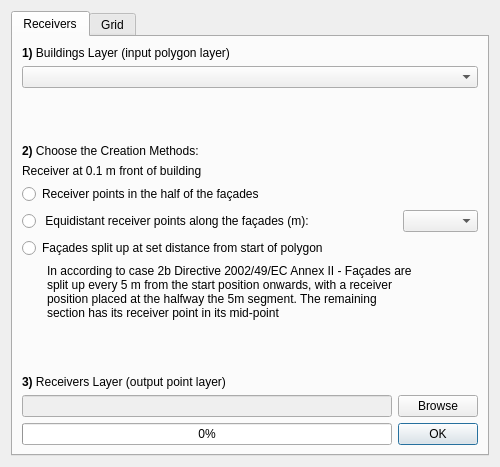
Qt form tools/ui_CreateReceiverPoints.ui (pierluigiderosa/openoise) before a commit.
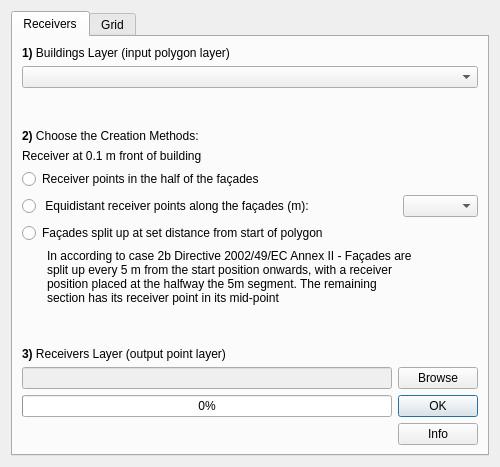
The same form after that commit. The open tabs and pages were chosen to show the change. Custom widgets are drawn as their Qt base class.

```diff
--- a/tools/ui_CreateReceiverPoints.ui
+++ b/tools/ui_CreateReceiverPoints.ui
@@ -269,6 +269,36 @@
          </item>
         </layout>
        </item>
+       <item>
+        <layout class="QHBoxLayout" name="horizontalLayout_5">
+         <property name="topMargin">
+          <number>0</number>
+         </property>
+         <property name="bottomMargin">
+          <number>0</number>
+         </property>
+         <item>
+          <spacer name="horizontalSpacer">
+           <property name="orientation">
+            <enum>Qt::Horizontal</enum>
+           </property>
+           <property name="sizeHint" stdset="0">
+            <size>
+             <width>40</width>
+             <height>20</height>
+            </size>
+           </property>
+          </spacer>
+         </item>
+         <item>
+          <widget class="QPushButton" name="pushButton">
+           <property name="text">
+            <string>Info</string>
+           </property>
+          </widget>
+         </item>
+        </layout>
+       </item>
       </layout>
      </widget>
      <widget class="QWidget" name="tab_2">
```
Left out of the diff: 30 changed lines with no effect on the pictures.
